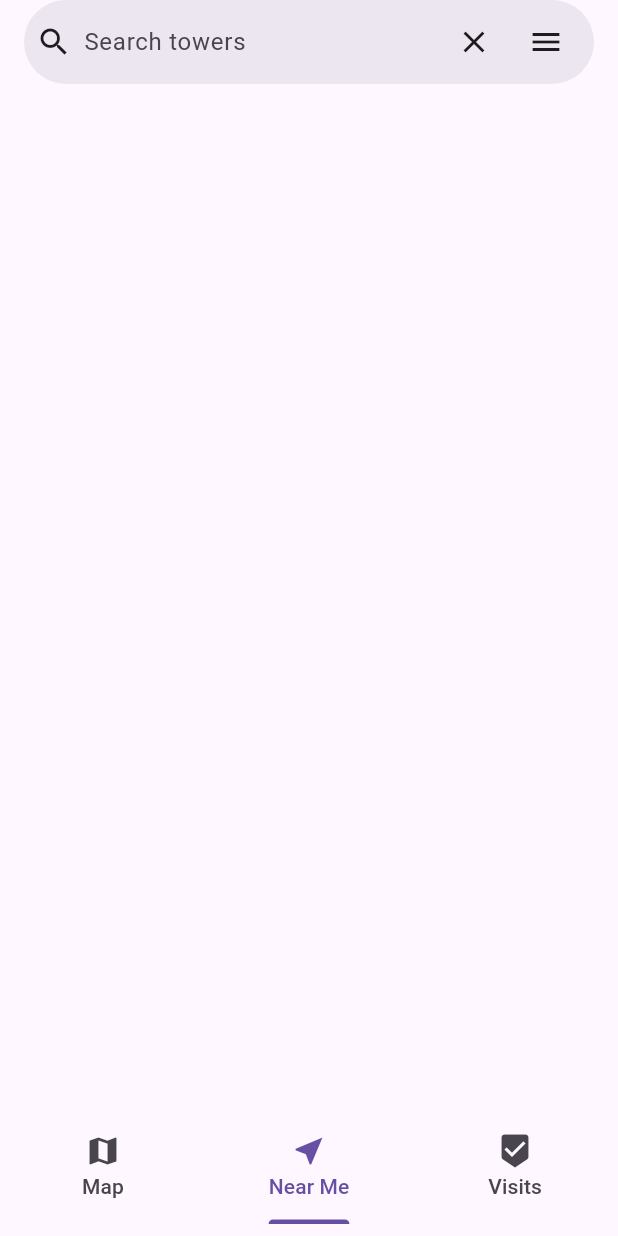
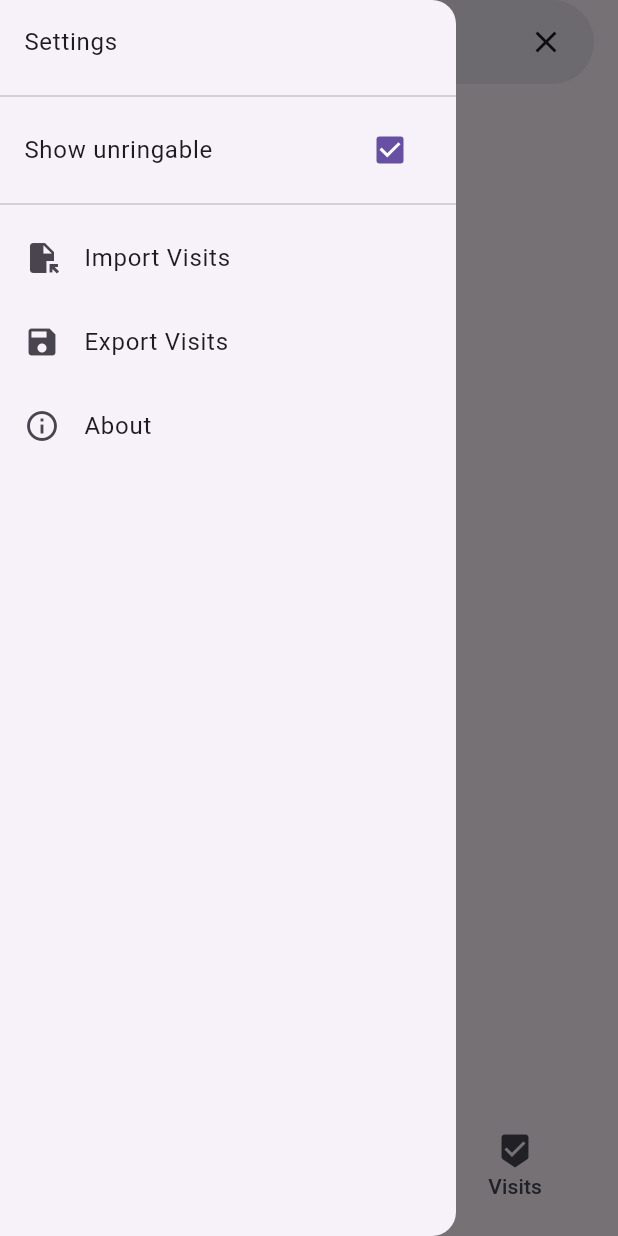
Before and after one commit to ahsparrow/bellfinder_flutter, a Flutter app: the screen it shows after launch, item 2 of the bottom bar chosen, with the side drawer open (before the commit the screen has no drawer), on a phone screen of 412 x 824 dp. Run offline on Flutter 3.47's test engine with Material 3 defaults, Android fonts, the phone set to English and light mode, and no system bars; our stand-ins replace csv, drift, drift_flutter, file_picker, flutter_map, flutter_svg and 4 more; missing offline and left inert: flutter_map_location_marker, flutter_map_marker_cluster; accounts and stored records are empty; generated files the repository leaves out were written again; statements that could not run were skipped.

Commit message:
Add unringable setting and add drawer

```diff
--- a/lib/screens/home_screen.dart
+++ b/lib/screens/home_screen.dart
@@ -58,36 +58,6 @@ class HomeScreen extends StatelessWidget {
                         onPressed: () {
                           controller.clear();
                           FocusScope.of(context).unfocus();
-                        },
-                      ),
-
-                      // Application menu
-                      PopupMenuButton(
-                        icon: Icon(Icons.menu),
-                        itemBuilder: (context) {
-                          return [
-                            // Import visits menu item
-                            PopupMenuItem<int>(
-                              onTap: () async {
-                                _importCsv(context);
-                              },
-                              child: const Text('Import visits'),
-                            ),
-
-                            // Import visits menu item
-                            PopupMenuItem<int>(
-                              onTap: () async {
-                                _exportCsv(context);
-                              },
-                              child: const Text('Export visits'),
-                            ),
-
-                            // About menu item
-                            PopupMenuItem<int>(
-                              onTap: () => _showAboutDialog(context),
-                              child: Text('About'),
-                            ),
-                          ];
                         },
                       ),
                     ],
@@ -169,6 +139,51 @@ class HomeScreen extends StatelessWidget {
                 Tab(text: 'Visits', icon: const Icon(Icons.beenhere)),
               ],
               dividerColor: Colors.transparent,
+            ),
+          ),
+
+          drawer: Drawer(
+            child: ListView(
+              padding: EdgeInsets.zero,
+              children: [
+                ListTile(
+                  title: Text("Settings"),
+                ),
+                Divider(),
+                ListenableBuilder(
+                  listenable: viewModel,
+                  builder: (context, child) => CheckboxListTile(
+                    title: Text("Show unringable"),
+                    value: viewModel.includeUnringable,
+                    onChanged: (val) => viewModel.includeUnringable = val!,
+                  ),
+                ),
+                Divider(),
+                ListTile(
+                  title: Text("Import Visits"),
+                  leading: Icon(Icons.file_open),
+                  onTap: () async {
+                    _importCsv(context);
+                    Navigator.pop(context);
+                  },
+                ),
+                ListTile(
+                  title: Text("Export Visits"),
+                  leading: Icon(Icons.save),
+                  onTap: () async {
+                    _exportCsv(context);
+                    Navigator.pop(context);
+                  },
+                ),
+                ListTile(
+                  title: Text("About"),
+                  leading: Icon(Icons.info_outline),
+                  onTap: () {
+                    _showAboutDialog(context);
+                    Navigator.pop(context);
+                  },
+                ),
+              ],
             ),
           ),
         );
--- a/lib/viewmodels/home_viewmodel.dart
+++ b/lib/viewmodels/home_viewmodel.dart
@@ -25,6 +25,14 @@ class HomeViewModel extends ChangeNotifier {
   Stream<Position>? positionStream;
   StreamSubscription<Position>? positionStreamSubscription;
 
+  bool _includeUnringable = true;
+
+  bool get includeUnringable => _includeUnringable;
+  set includeUnringable(bool value) {
+    _includeUnringable = value;
+    notifyListeners();
+  }
+
   _load() async {
     _towers = await _database.getTowers();
     notifyListeners();
@@ -36,8 +44,14 @@ class HomeViewModel extends ChangeNotifier {
     }
   }
 
-  UnmodifiableListView<Tower> get towers => UnmodifiableListView(_towers);
-  UnmodifiableListView<Tower> get nearest => UnmodifiableListView(_nearest);
+  List<Tower> get towers {
+    return _towers.where((t) => _includeUnringable || !t.unringable).toList();
+  }
+
+  List<Tower> get nearest {
+    return _nearest.where((t) => _includeUnringable || !t.unringable).toList();
+  }
+
   UnmodifiableListView<VisitTower> get visits => UnmodifiableListView(_visits);
 
   Tower getTower(int towerId) {
```
